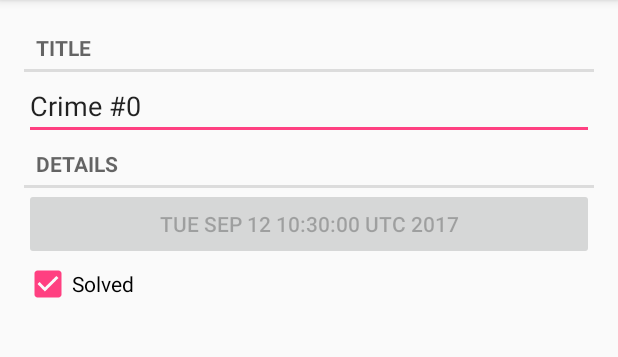
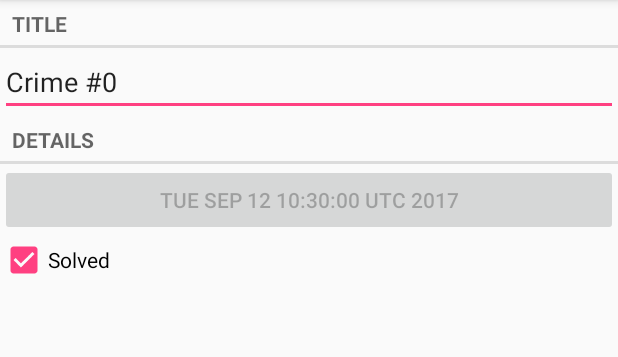
Before and after one commit to ivicel/Android-Programming-BigNerd, an Android app: the screen it shows after launch (CrimeActivity before the commit, CrimePagerActivity after it), after a tap on an icon or button, on a phone screen of 412 x 824 dp, the part 84-441 px from its top. Run offline under Robolectric (Android 15) with nearby library versions, the phone set to English and light mode, and no system bars.

Commit message:
chapter 11

```diff
--- a/CriminalIntent/app/src/main/AndroidManifest.xml
+++ b/CriminalIntent/app/src/main/AndroidManifest.xml
@@ -9,9 +9,6 @@
         android:roundIcon="@mipmap/ic_launcher_round"
         android:supportsRtl="true"
         android:theme="@style/AppTheme">
-        <activity android:name=".CrimeActivity">
-
-        </activity>
 
         <activity android:name=".CrimeListActivity">
             <intent-filter>
@@ -20,6 +17,8 @@
                 <category android:name="android.intent.category.LAUNCHER"/>
             </intent-filter>
         </activity>
+        <activity android:name=".CrimePagerActivity">
+        </activity>
     </application>
 
 </manifest>
--- a/CriminalIntent/app/src/main/java/info/ivicel/criminalintent/CrimeListFragment.java
+++ b/CriminalIntent/app/src/main/java/info/ivicel/criminalintent/CrimeListFragment.java
@@ -74,7 +74,7 @@
 
         @Override
         public void onClick(View v) {
-            Intent intent = CrimeActivity.newIntent(getContext(), mCrime.getId());
+            Intent intent = CrimePagerActivity.newIntent(getContext(), mCrime.getId());
             startActivity(intent);
         }
 
--- /dev/null
+++ b/CriminalIntent/app/src/main/java/info/ivicel/criminalintent/CrimePagerActivity.java
@@ -0,0 +1,56 @@
+package info.ivicel.criminalintent;
+
+import android.content.Context;
+import android.content.Intent;
+import android.support.v4.app.Fragment;
+import android.support.v4.app.FragmentManager;
+import android.support.v4.app.FragmentStatePagerAdapter;
+import android.support.v4.view.ViewPager;
+import android.support.v7.app.AppCompatActivity;
+import android.os.Bundle;
+
+import java.util.List;
+import java.util.UUID;
+
+public class CrimePagerActivity extends AppCompatActivity {
+    private static final String TAG = "CrimePagerActivity";
+    private static final String EXTRA_CRIME_ID = "info.ivicel.criminalintent.crime_id";
+    private ViewPager mViewPager;
+    private List<Crime> mCrimes;
+
+    @Override
+    protected void onCreate(Bundle savedInstanceState) {
+        super.onCreate(savedInstanceState);
+        setContentView(R.layout.activity_crime_pager);
+
+        mViewPager = (ViewPager)findViewById(R.id.activity_crime_pager_view_pager);
+        mCrimes = CrimeLab.get(this).getCrimes();
+        FragmentManager fm = getSupportFragmentManager();
+        mViewPager.setAdapter(new FragmentStatePagerAdapter(fm) {
+            @Override
+            public Fragment getItem(int position) {
+                Crime crime = mCrimes.get(position);
+                return CrimeFragment.newInstance(crime.getId());
+            }
+
+            @Override
+            public int getCount() {
+                return mCrimes.size();
+            }
+        });
+
+        UUID crimeId = (UUID)getIntent().getSerializableExtra(EXTRA_CRIME_ID);
+        for (int i = 0; i < mCrimes.size(); i++) {
+            if (mCrimes.get(i).getId().equals(crimeId)) {
+                mViewPager.setCurrentItem(i);
+                break;
+            }
+        }
+    }
+
+    public static Intent newIntent(Context packageContext, UUID crimeId) {
+        Intent intent = new Intent(packageContext, CrimePagerActivity.class);
+        intent.putExtra(EXTRA_CRIME_ID, crimeId);
+        return intent;
+    }
+}
--- /dev/null
+++ b/CriminalIntent/app/src/main/res/layout/activity_crime_pager.xml
@@ -0,0 +1,11 @@
+<?xml version="1.0" encoding="utf-8"?>
+<android.support.v4.view.ViewPager
+    xmlns:android="http://schemas.android.com/apk/res/android"
+    xmlns:app="http://schemas.android.com/apk/res-auto"
+    xmlns:tools="http://schemas.android.com/tools"
+    android:layout_width="match_parent"
+    android:layout_height="match_parent"
+    tools:context="info.ivicel.criminalintent.CrimePagerActivity"
+    android:id="@+id/activity_crime_pager_view_pager">
+
+</android.support.v4.view.ViewPager>
```
